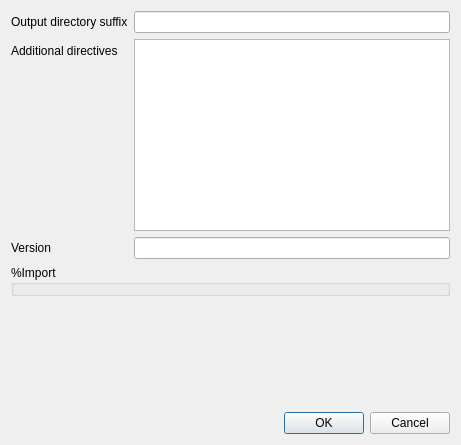
First picture: the form in metasip/api_editor/Designer/ModulePropertiesBase.ui, repository Python-SIP/metasip, before the edit.
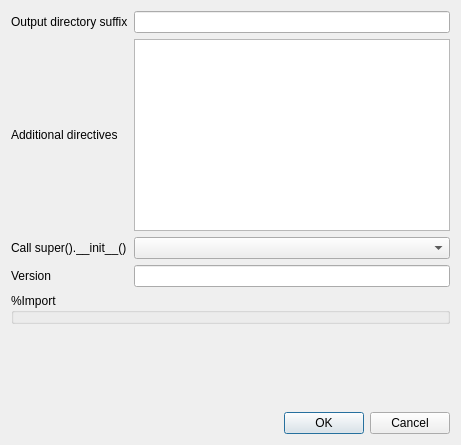
Second picture: the form after the edit.

Commit message: Released as v1.12. Added support for call_super_init as a %Module directive argument. Bumped the project version number to 6.

```diff
--- a/metasip/api_editor/Designer/ModulePropertiesBase.ui
+++ b/metasip/api_editor/Designer/ModulePropertiesBase.ui
@@ -15,7 +15,7 @@
   </property>
   <layout class="QVBoxLayout" name="verticalLayout">
    <item>
-    <layout class="QFormLayout" name="formLayout">
+    <layout class="QGridLayout" name="gridLayout">
      <item row="0" column="0">
       <widget class="QLabel" name="label">
        <property name="text">
@@ -40,16 +40,26 @@
        </property>
       </widget>
      </item>
-     <item row="2" column="0">
+     <item row="3" column="0">
       <widget class="QLabel" name="label_3">
        <property name="text">
         <string>Version</string>
        </property>
       </widget>
      </item>
-     <item row="2" column="1">
+     <item row="3" column="1">
       <widget class="QLineEdit" name="version"/>
      </item>
+     <item row="2" column="0">
+      <widget class="QLabel" name="label_4">
+       <property name="text">
+        <string>Call super().__init__()</string>
+       </property>
+      </widget>
+     </item>
+     <item row="2" column="1">
+      <widget class="QComboBox" name="callSuperInitCb"/>
+     </item>
     </layout>
    </item>
    <item>
```
Left out of the diff: 1 changed line with no effect on the pictures. The commit also changes 13 other files.
